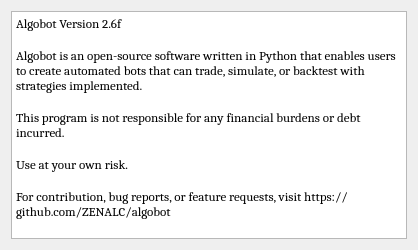
Above: UI/about.ui from ZENALC/algobot before the change. Below: the same form after it.
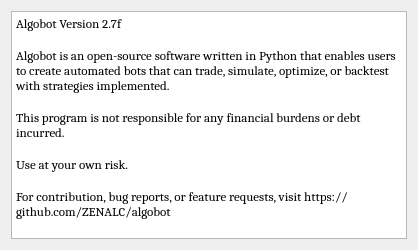
That is the form after the change.

```diff
--- a/UI/about.ui
+++ b/UI/about.ui
@@ -41,9 +41,9 @@
       <bool>true</bool>
      </property>
      <property name="plainText">
-      <string>Algobot Version 2.6f
+      <string>Algobot Version 2.7f
 
-Algobot is an open-source software written in Python that enables users to create automated bots that can trade, simulate, or backtest with strategies implemented.
+Algobot is an open-source software written in Python that enables users to create automated bots that can trade, simulate, optimize, or backtest with strategies implemented.
 
 This program is not responsible for any financial burdens or debt incurred.
 
```
